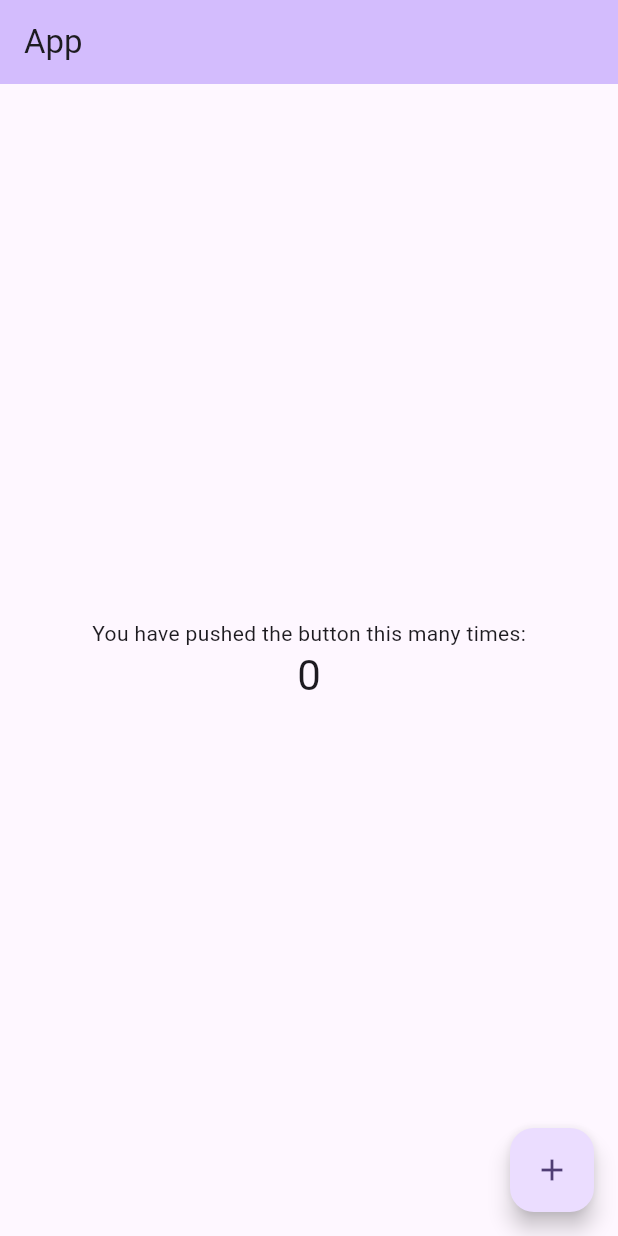
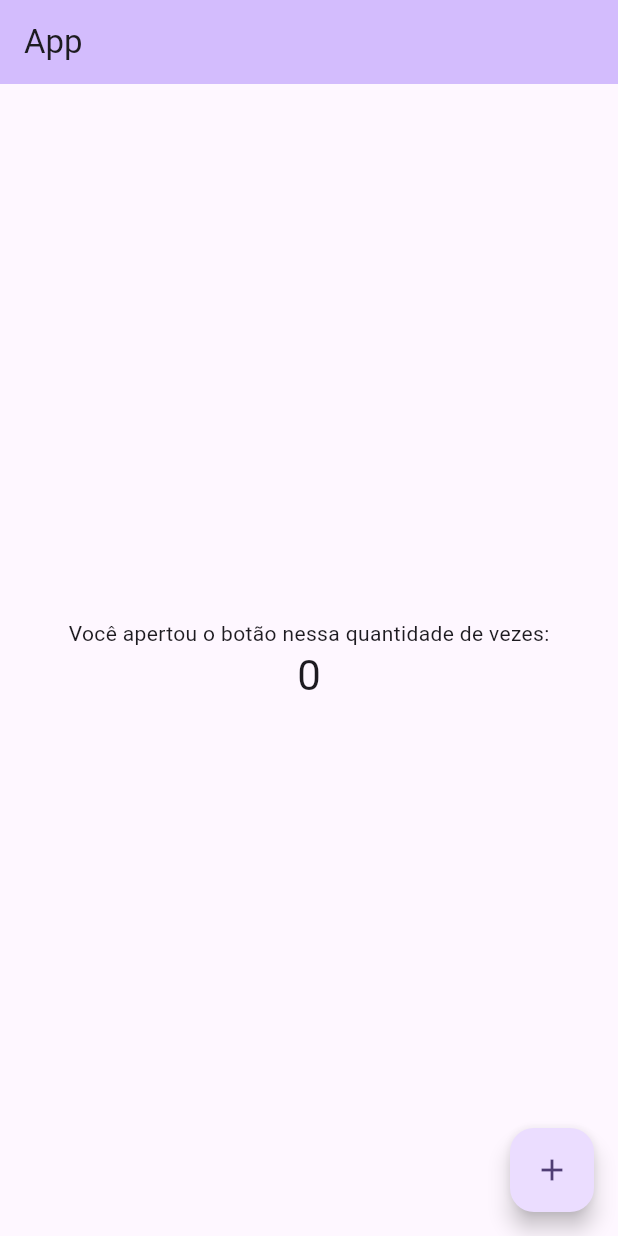
Before and after one commit to danilosnt/Login-flutter, a Flutter app: the screen it shows after launch, on a phone screen of 412 x 824 dp. Run offline on Flutter 3.47's test engine with Material 3 defaults, Android fonts, the phone set to English and light mode, and no system bars.

Commit message:
alteração mensagem principal

```diff
--- a/lib/main.dart
+++ b/lib/main.dart
@@ -112,7 +112,7 @@ class _MyHomePageState extends State<MyHomePage> {
           mainAxisAlignment: MainAxisAlignment.center,
           children: <Widget>[
             const Text(
-              'You have pushed the button this many times:',
+              'Você apertou o botão nessa quantidade de vezes:',
             ),
             Text(
               '$_counter',
```
